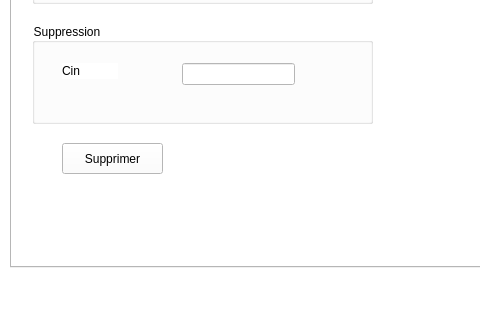
The window that mainwindow.ui (MaramBr/Smart-Real-Estate-2A9) describes before a commit, drawn with Qt 5; both pictures show x 0 to 480 and y 353 to 673 of the 1308 by 673 pixel window.
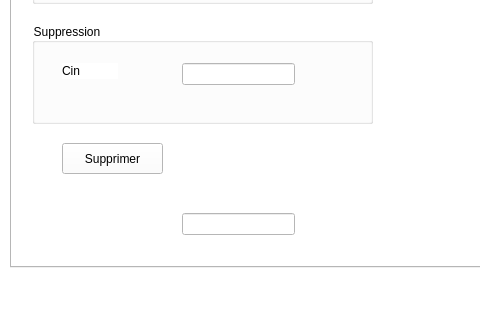
The same window after the commit. Icons and pictures are not drawn.

Patch:
```diff
--- a/mainwindow.ui
+++ b/mainwindow.ui
@@ -475,6 +475,16 @@
        </size>
       </property>
      </widget>
+     <widget class="QLineEdit" name="lineEdit">
+      <property name="geometry">
+       <rect>
+        <x>170</x>
+        <y>530</y>
+        <width>113</width>
+        <height>22</height>
+       </rect>
+      </property>
+     </widget>
     </widget>
     <widget class="QWidget" name="tab_7">
      <attribute name="title">
```
Left out of the diff: 4 changed lines with no effect on the pictures.
